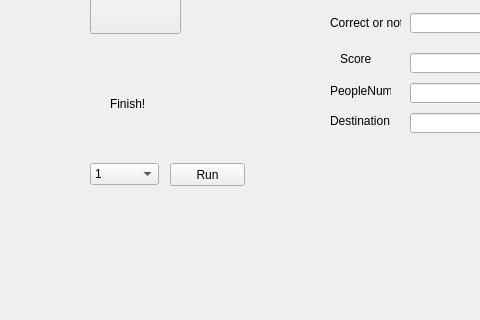
Before: the Qt Designer form 1/1/mainwindow.ui in fumchin/AOOP-Final-Project, drawn with Qt 5; both pictures show x 0 to 480 and y 154 to 474 of the 791 by 474 pixel window.
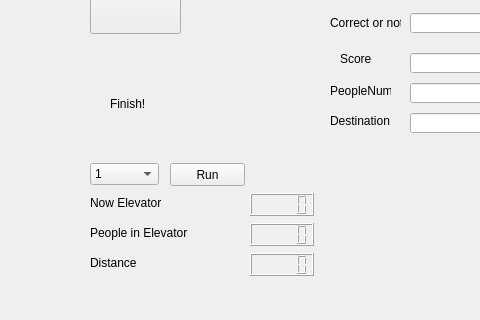
After: the same form once the commit is applied.

Commit message: elevator almost done, 暫時注解掉題目只跑電梯是可以的 people in elevator 也還沒完成

The edit to the form file:
```diff
--- a/1/1/mainwindow.ui
+++ b/1/1/mainwindow.ui
@@ -374,6 +374,75 @@
      </rect>
     </property>
    </widget>
+   <widget class="QLCDNumber" name="NowElevator">
+    <property name="geometry">
+     <rect>
+      <x>250</x>
+      <y>330</y>
+      <width>64</width>
+      <height>23</height>
+     </rect>
+    </property>
+   </widget>
+   <widget class="QLCDNumber" name="PeopleInEle">
+    <property name="geometry">
+     <rect>
+      <x>250</x>
+      <y>360</y>
+      <width>64</width>
+      <height>23</height>
+     </rect>
+    </property>
+   </widget>
+   <widget class="QLCDNumber" name="Distance">
+    <property name="geometry">
+     <rect>
+      <x>250</x>
+      <y>390</y>
+      <width>64</width>
+      <height>23</height>
+     </rect>
+    </property>
+   </widget>
+   <widget class="QLabel" name="label_5">
+    <property name="geometry">
+     <rect>
+      <x>90</x>
+      <y>330</y>
+      <width>141</width>
+      <height>20</height>
+     </rect>
+    </property>
+    <property name="text">
+     <string>Now Elevator</string>
+    </property>
+   </widget>
+   <widget class="QLabel" name="label_6">
+    <property name="geometry">
+     <rect>
+      <x>90</x>
+      <y>360</y>
+      <width>151</width>
+      <height>20</height>
+     </rect>
+    </property>
+    <property name="text">
+     <string>People in Elevator</string>
+    </property>
+   </widget>
+   <widget class="QLabel" name="label_10">
+    <property name="geometry">
+     <rect>
+      <x>90</x>
+      <y>390</y>
+      <width>141</width>
+      <height>20</height>
+     </rect>
+    </property>
+    <property name="text">
+     <string>Distance</string>
+    </property>
+   </widget>
   </widget>
   <widget class="QMenuBar" name="menuBar">
    <property name="geometry">
```
The commit also changes 33 other files.
